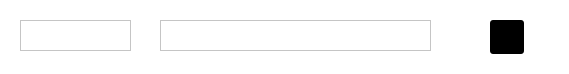
First picture: the form in src/plugins/ukui_notebook/singleitemwidget.ui, repository ukui/ukui-sidebar, before the edit.
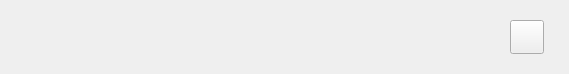
Second picture: the form after the edit. Icons and pictures are not drawn.

The edit to the form file:
```diff
--- a/src/plugins/ukui_notebook/singleitemwidget.ui
+++ b/src/plugins/ukui_notebook/singleitemwidget.ui
@@ -14,31 +14,8 @@
    <string>Form</string>
   </property>
   <property name="styleSheet">
-   <string notr="true">width:569px;
-height:74px;
-background:rgba(255,255,255,1);
-opacity:0.04;</string>
+   <string notr="true"/>
   </property>
-  <widget class="QToolButton" name="toolButtonDel">
-   <property name="geometry">
-    <rect>
-     <x>490</x>
-     <y>20</y>
-     <width>34</width>
-     <height>34</height>
-    </rect>
-   </property>
-   <property name="styleSheet">
-    <string notr="true">border-image: url(:/new/prefix1/SVG/删除-b-普通.svg);
-background-color: rgb(0, 0, 0);
-opacity:0.12;
-border-radius:3px;
-</string>
-   </property>
-   <property name="text">
-    <string/>
-   </property>
-  </widget>
   <widget class="QFrame" name="frame">
    <property name="geometry">
     <rect>
@@ -60,30 +37,49 @@
     <enum>QFrame::Raised</enum>
    </property>
   </widget>
-  <widget class="QTextEdit" name="textEdit_Item">
+  <widget class="QLabel" name="label_ItemDate">
    <property name="geometry">
     <rect>
-     <x>160</x>
-     <y>20</y>
-     <width>271</width>
-     <height>31</height>
+     <x>20</x>
+     <y>51</y>
+     <width>96</width>
+     <height>12</height>
     </rect>
    </property>
-   <property name="styleSheet">
-    <string notr="true"/>
+   <property name="text">
+    <string/>
    </property>
   </widget>
-  <widget class="QTextEdit" name="textEdit_ItemDate">
+  <widget class="QLabel" name="label_Item">
    <property name="geometry">
     <rect>
      <x>20</x>
      <y>20</y>
-     <width>111</width>
-     <height>31</height>
+     <width>300</width>
+     <height>15</height>
     </rect>
    </property>
-   <property name="styleSheet">
-    <string notr="true"/>
+   <property name="text">
+    <string/>
+   </property>
+  </widget>
+  <widget class="QPushButton" name="pushButtonDel">
+   <property name="geometry">
+    <rect>
+     <x>510</x>
+     <y>20</y>
+     <width>34</width>
+     <height>34</height>
+    </rect>
+   </property>
+   <property name="text">
+    <string/>
+   </property>
+   <property name="checkable">
+    <bool>false</bool>
+   </property>
+   <property name="checked">
+    <bool>false</bool>
    </property>
   </widget>
  </widget>
```
Left out of the diff: 2 changed lines with no effect on the pictures.
